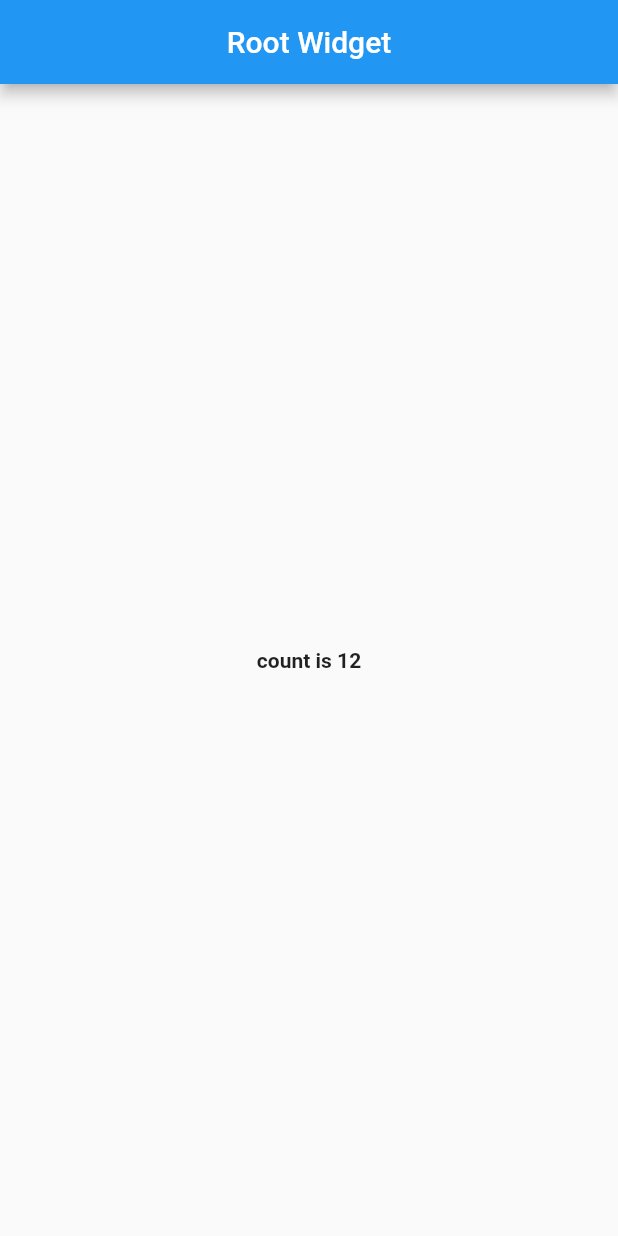
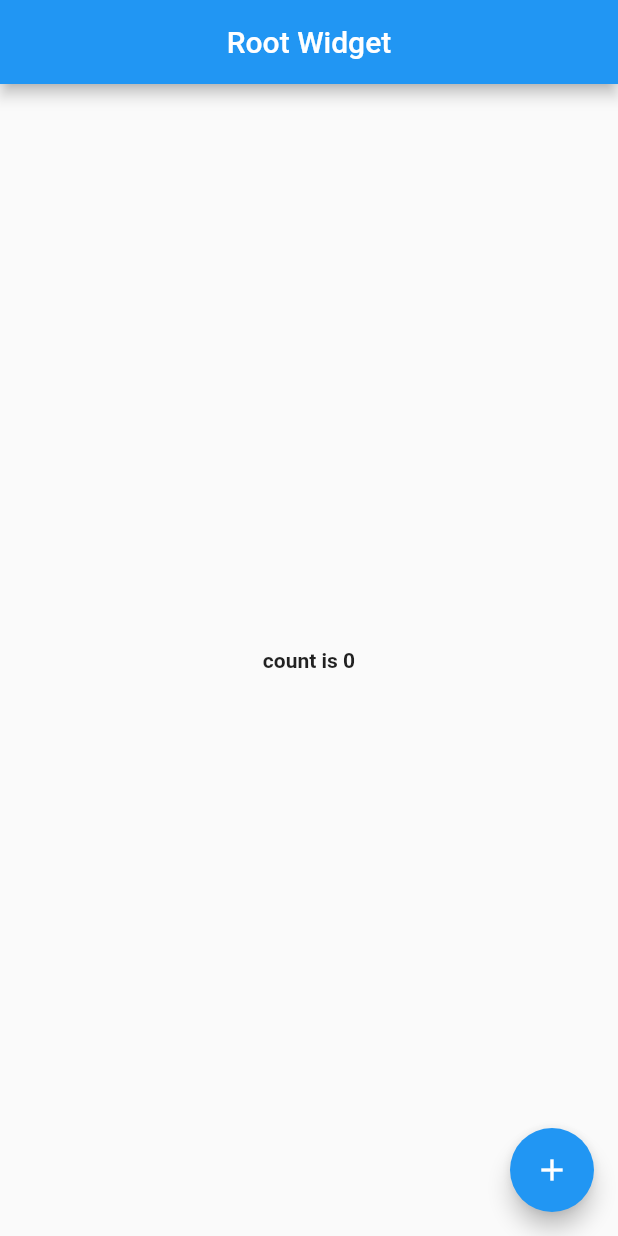
Before and after one commit to huhx/flutter_learn, a Flutter app: the screen it shows after launch, on a phone screen of 412 x 824 dp. Run offline on Flutter 3.47's test engine with Material 2 defaults, Android fonts, the phone set to English and light mode, and no system bars.

Commit message:
[huhx] -feat: v1-add CountModel and CountConsumer to implement state management

```diff
--- a/lib/main.dart
+++ b/lib/main.dart
@@ -1,20 +1,31 @@
 import 'package:flutter/material.dart';
+import 'package:flutter_learn/view/root_widget.dart';
 
-import 'view/root_widget.dart';
+import 'notifier/count_consumer.dart';
+import 'notifier/count_model.dart';
+import 'view/count_state_widget.dart';
 
 void main() {
   runApp(const MyApp());
 }
 
 class MyApp extends StatelessWidget {
-  const MyApp({Key? key}) : super(key: key);
+  const MyApp({super.key});
 
   @override
   Widget build(BuildContext context) {
+    final countModel = CountModel(0);
+
     return MaterialApp(
       title: 'Flutter Demo',
       theme: ThemeData(primarySwatch: Colors.blue),
-      home: const RootWidget(),
+      home: CountStateWidget(
+        value: countModel,
+        child: CountConsumer(
+          listenable: countModel,
+          builder: (model) => RootWidget(),
+        ),
+      ),
     );
   }
 }
--- /dev/null
+++ b/lib/notifier/count_consumer.dart
@@ -0,0 +1,41 @@
+import 'package:flutter/material.dart';
+import 'package:flutter_learn/notifier/count_model.dart';
+import 'package:flutter_learn/view/count_state_widget.dart';
+
+class CountConsumer extends StatefulWidget {
+  final Listenable listenable;
+  final Widget Function(CountModel) builder;
+
+  const CountConsumer({
+    required this.listenable,
+    required this.builder,
+    super.key,
+  });
+
+  @override
+  State<CountConsumer> createState() => _CountConsumerState();
+}
+
+class _CountConsumerState extends State<CountConsumer> {
+  @override
+  void initState() {
+    super.initState();
+    widget.listenable.addListener(_handleChange);
+  }
+
+  @override
+  void dispose() {
+    widget.listenable.removeListener(_handleChange);
+    super.dispose();
+  }
+
+  void _handleChange() {
+    setState(() {});
+  }
+
+  @override
+  Widget build(BuildContext context) {
+    final countModel = CountStateWidget.of(context).value;
+    return widget.builder(countModel);
+  }
+}
--- /dev/null
+++ b/lib/notifier/count_model.dart
@@ -0,0 +1,14 @@
+import 'package:flutter/foundation.dart';
+
+class CountModel extends ChangeNotifier {
+  int _count;
+  int get count => _count;
+
+  CountModel(this._count);
+
+  void increase() {
+    _count = _count + 1;
+
+    notifyListeners();
+  }
+}
--- a/lib/view/count_state_widget.dart
+++ b/lib/view/count_state_widget.dart
@@ -1,13 +1,14 @@
 import 'package:flutter/material.dart';
+import 'package:flutter_learn/notifier/count_model.dart';
 
 class CountStateWidget extends InheritedWidget {
   const CountStateWidget({
     super.key,
-    required this.count,
+    required this.value,
     required super.child,
   });
 
-  final int count;
+  final CountModel value;
 
   static CountStateWidget of(BuildContext context) {
     return context.dependOnInheritedWidgetOfExactType<CountStateWidget>()!;
@@ -15,6 +16,6 @@ class CountStateWidget extends InheritedWidget {
 
   @override
   bool updateShouldNotify(CountStateWidget oldWidget) {
-    return oldWidget.count != count;
+    return oldWidget.value != value;
   }
 }
--- a/lib/view/count_widget.dart
+++ /dev/null
@@ -1,18 +0,0 @@
-import 'package:flutter/material.dart';
-import 'package:flutter_learn/view/count_state_widget.dart';
-
-class CountWidget extends StatelessWidget {
-  const CountWidget({super.key});
-
-  @override
-  Widget build(BuildContext context) {
-    final int count = CountStateWidget.of(context).count;
-
-    return Center(
-      child: Text(
-        "count is ${count.toString()}",
-        style: const TextStyle(fontWeight: FontWeight.bold),
-      ),
-    );
-  }
-}
--- a/lib/view/root_widget.dart
+++ b/lib/view/root_widget.dart
@@ -1,18 +1,29 @@
 import 'package:flutter/material.dart';
-import 'package:flutter_learn/view/count_state_widget.dart';
+import 'package:flutter_learn/notifier/count_model.dart';
 
-import 'count_widget.dart';
+import 'count_state_widget.dart';
 
 class RootWidget extends StatelessWidget {
   const RootWidget({super.key});
 
   @override
   Widget build(BuildContext context) {
+    final CountModel countModel = CountStateWidget.of(context).value;
+
     return Scaffold(
-      appBar: AppBar(title: const Text("Root Widget"), centerTitle: true),
-      body: const CountStateWidget(
-        count: 12,
-        child: CountWidget(),
+      appBar: AppBar(
+        title: const Text("Root Widget"),
+        centerTitle: true,
+      ),
+      body: Center(
+        child: Text(
+          "count is ${countModel.count}",
+          style: const TextStyle(fontWeight: FontWeight.bold),
+        ),
+      ),
+      floatingActionButton: FloatingActionButton(
+        onPressed: () => countModel.increase(),
+        child: const Icon(Icons.add),
       ),
     );
   }
```
